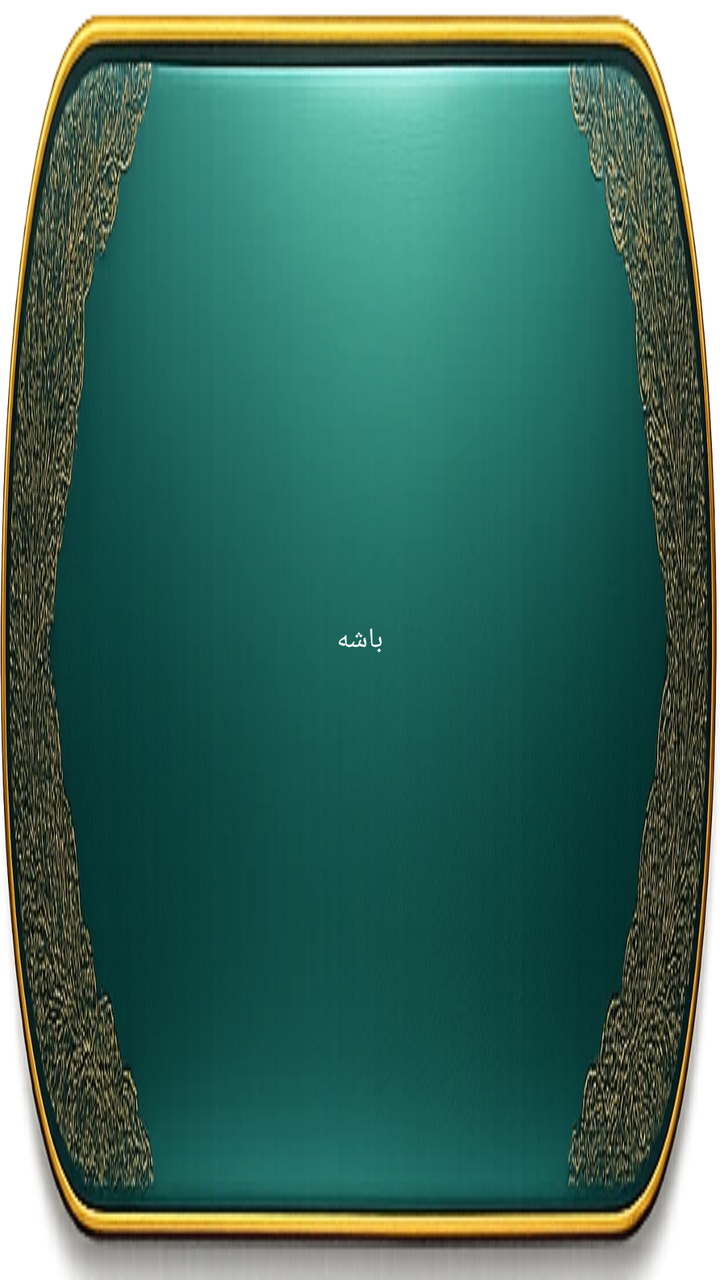
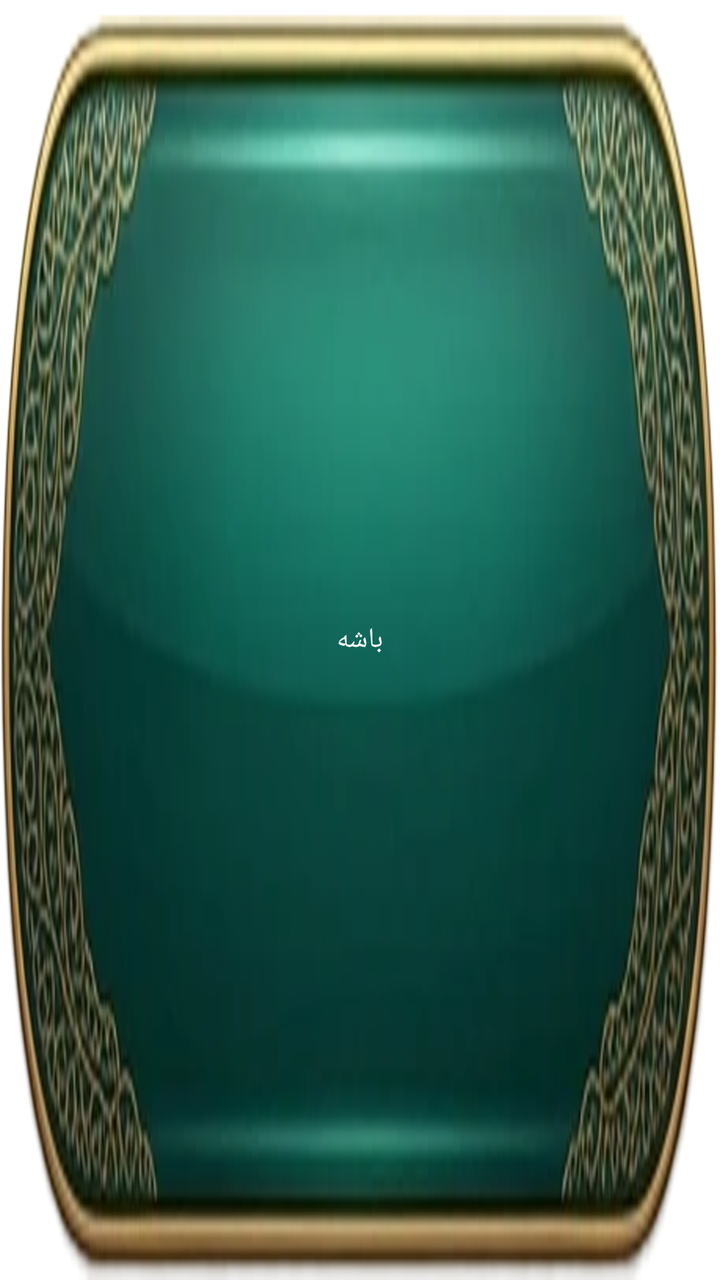

Two renders of the same Android screen: before a commit and after it. Below are the layout's source before the change and the commit's diff.
<!-- AndroidManifest.xml: application theme AppTheme -->
<!-- res/layout/btn_green_layout.xml -->
<?xml version="1.0" encoding="utf-8"?>
<LinearLayout
    android:id="@+id/layout"
    android:layout_width="wrap_content"
    android:layout_height="@dimen/hint_button_size"
    android:layout_marginStart="@dimen/_10sdp"
    android:layout_marginEnd="@dimen/_10sdp"
    android:background="@drawable/ig_btn_green"
    android:gravity="center"
    xmlns:android="http://schemas.android.com/apk/res/android">

    <TextView
        android:layout_width="wrap_content"
        android:layout_height="wrap_content"
        android:id="@+id/btnText"
        android:text="@string/ok"
        android:textColor="@color/white"
        android:textSize="@dimen/textVeryLarge"
        android:visibility="visible" />

    <ImageView
        android:layout_width="@dimen/heart_size"
        android:layout_height="@dimen/heart_size"
        android:contentDescription="@string/contentDescription"
        android:src="@drawable/ic_home"
        android:visibility="gone" />
</LinearLayout>
<!-- resources referenced by this layout -->
<resources>
  <color name="white">#FFFFFF</color>
  <dimen name="heart_size">@dimen/_24sdp</dimen>
  <dimen name="hint_button_size">@dimen/_55sdp</dimen>
  <dimen name="textVeryLarge">@dimen/_18sdp</dimen>
  <!-- drawable ic_home (drawable) -->
  <vector xmlns:android="http://schemas.android.com/apk/res/android" android:height="100dp" android:viewportHeight="24" android:viewportWidth="24" android:width="100dp">
        
      <path android:fillColor="#00000000" android:pathData="M22,22L2,22" android:strokeColor="#1C274C" android:strokeLineCap="round" android:strokeWidth="1.5"/>
        
      <path android:fillColor="#00000000" android:pathData="M2,11L10.126,4.499C11.222,3.623 12.778,3.623 13.874,4.499L22,11" android:strokeColor="#1C274C" android:strokeLineCap="round" android:strokeWidth="1.5"/>
        
      <path android:fillAlpha="0.5" android:fillColor="#00000000" android:pathData="M15.5,5.5V3.5C15.5,3.224 15.724,3 16,3H18.5C18.776,3 19,3.224 19,3.5V8.5" android:strokeAlpha="0.5" android:strokeColor="#1C274C" android:strokeLineCap="round" android:strokeWidth="1.5"/>
        
      <path android:fillColor="#00000000" android:pathData="M4,22V9.5" android:strokeColor="#1C274C" android:strokeLineCap="round" android:strokeWidth="1.5"/>
        
      <path android:fillColor="#00000000" android:pathData="M20,22V9.5" android:strokeColor="#1C274C" android:strokeLineCap="round" android:strokeWidth="1.5"/>
        
      <path android:fillAlpha="0.5" android:fillColor="#00000000" android:pathData="M15,22V17C15,15.586 15,14.879 14.561,14.439C14.121,14 13.414,14 12,14C10.586,14 9.879,14 9.439,14.439C9,14.879 9,15.586 9,17V22" android:strokeAlpha="0.5" android:strokeColor="#1C274C" android:strokeWidth="1.5"/>
        
      <path android:fillAlpha="0.5" android:fillColor="#00000000" android:pathData="M14,9.5C14,10.605 13.105,11.5 12,11.5C10.895,11.5 10,10.605 10,9.5C10,8.395 10.895,7.5 12,7.5C13.105,7.5 14,8.395 14,9.5Z" android:strokeAlpha="0.5" android:strokeColor="#1C274C" android:strokeWidth="1.5"/>
      
  </vector>
  <!-- drawable ig_btn_green: png bitmap (drawable, 671245 bytes) -->
  <string name="contentDescription">عکس</string>
  <string name="ok">باشه</string>
  <style name="AppTheme" parent="Theme.MaterialComponents.Light.NoActionBar">
          
          <item name="colorPrimary">@color/colorPrimary</item>
          <item name="colorPrimaryDark">@color/colorPrimaryDark</item>
          <item name="colorAccent">@color/colorAccent</item>
  
          <item name="android:windowFullscreen">true</item>
          <item name="android:windowNoTitle">true</item>
  
      </style>
  <color name="colorPrimary">#28344A</color>
  <color name="colorPrimaryDark">#192131</color>
  <color name="colorAccent">#FEC34E</color>
</resources>

<!-- the commit's change to res/layout/btn_green_layout.xml (unified diff, before → after) -->
@@ -3,8 +3,6 @@
     android:id="@+id/layout"
     android:layout_width="wrap_content"
     android:layout_height="@dimen/hint_button_size"
-    android:layout_marginStart="@dimen/_10sdp"
-    android:layout_marginEnd="@dimen/_10sdp"
     android:background="@drawable/ig_btn_green"
     android:gravity="center"
     xmlns:android="http://schemas.android.com/apk/res/android">
<!-- resource entries referenced after the edit -->
@@ -22,7 +22,7 @@
       <path android:fillAlpha="0.5" android:fillColor="#00000000" android:pathData="M14,9.5C14,10.605 13.105,11.5 12,11.5C10.895,11.5 10,10.605 10,9.5C10,8.395 10.895,7.5 12,7.5C13.105,7.5 14,8.395 14,9.5Z" android:strokeAlpha="0.5" android:strokeColor="#1C274C" android:strokeWidth="1.5"/>
       
   </vector>
-  <!-- drawable ig_btn_green: png bitmap (drawable, 671245 bytes) -->
+  <!-- drawable ig_btn_green: png bitmap (drawable, 304323 bytes) -->
   <string name="contentDescription">عکس</string>
   <string name="ok">باشه</string>
   <style name="AppTheme" parent="Theme.MaterialComponents.Light.NoActionBar">
